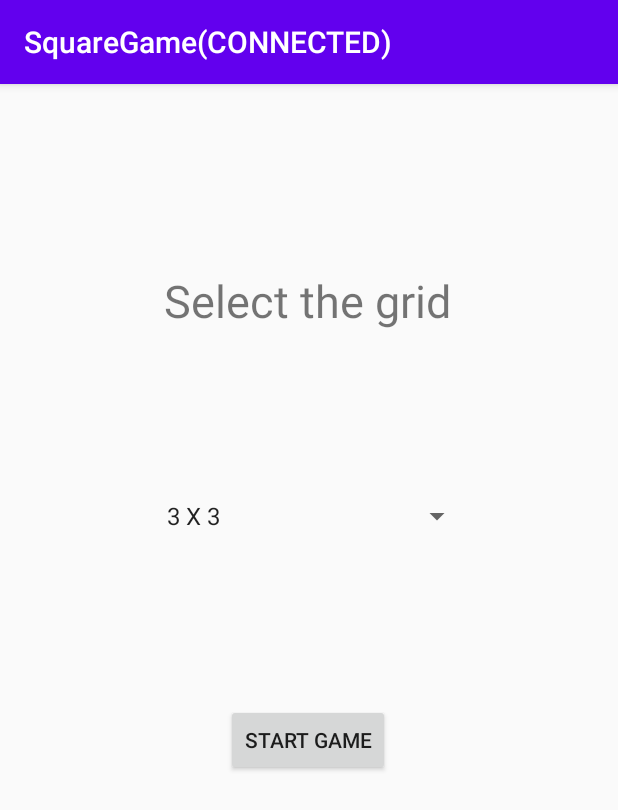
After one commit to romerotac/SquareGame, an Android app: the SelectionPage screen opened directly, with no data from a screen before it, on a phone screen of 412 x 824 dp. The commit adds this screen. Shown: the top 810 px of the screen. Run offline under Robolectric (Android 15) with nearby library versions, the phone set to English and light mode, and no system bars.

Commit message:
Implemented new button from MainActivity that goes to a new page called SelectionPage. On selection page implemented dropdown with three grid selection (3x3,4x4,5x5)

```diff
--- a/app/build.gradle
+++ b/app/build.gradle
@@ -4,9 +4,8 @@ android {
     compileSdkVersion 30
     buildToolsVersion "30.0.3"
 
-    buildFeatures {
-        viewBinding true
-
+    viewBinding {
+        enabled true
     }
 
     defaultConfig {
--- a/app/src/main/AndroidManifest.xml
+++ b/app/src/main/AndroidManifest.xml
@@ -9,6 +9,7 @@
         android:roundIcon="@mipmap/ic_launcher_round"
         android:supportsRtl="true"
         android:theme="@style/AppTheme">
+        <activity android:name=".SelectionPage"></activity>
         <activity android:name=".MainActivity">
             <intent-filter>
                 <action android:name="android.intent.action.MAIN" />
--- a/app/src/main/java/com/example/squaregameconnected/MainActivity.java
+++ b/app/src/main/java/com/example/squaregameconnected/MainActivity.java
@@ -2,13 +2,30 @@ package com.example.squaregameconnected;
 
 import androidx.appcompat.app.AppCompatActivity;
 
+import android.content.Intent;
 import android.os.Bundle;
+import android.view.View;
+import android.widget.Button;
 
 public class MainActivity extends AppCompatActivity {
+    private Button button;
 
     @Override
     protected void onCreate(Bundle savedInstanceState) {
         super.onCreate(savedInstanceState);
         setContentView(R.layout.activity_main);
+
+        button = (Button) findViewById(R.id.button_play);
+        button.setOnClickListener(new View.OnClickListener() {
+            @Override
+            public void onClick(View v) {
+                openSelectionPage();
+            }
+        });
+    }
+
+    public void openSelectionPage() {
+        Intent intent = new Intent(this, SelectionPage.class);
+        startActivity(intent);
     }
 }
--- /dev/null
+++ b/app/src/main/java/com/example/squaregameconnected/SelectionPage.java
@@ -0,0 +1,23 @@
+package com.example.squaregameconnected;
+
+import androidx.appcompat.app.AppCompatActivity;
+
+import android.os.Bundle;
+import android.widget.ArrayAdapter;
+import android.widget.Spinner;
+
+public class SelectionPage extends AppCompatActivity {
+
+    @Override
+    protected void onCreate(Bundle savedInstanceState) {
+        super.onCreate(savedInstanceState);
+        setContentView(R.layout.activity_selection_page);
+
+        Spinner gridSpinner = (Spinner) findViewById(R.id.spinner);
+
+        ArrayAdapter<String> myAdapter = new ArrayAdapter<String>(SelectionPage.this,
+                android.R.layout.simple_list_item_1, getResources().getStringArray(R.array.grid));
+        myAdapter.setDropDownViewResource(android.R.layout.simple_spinner_dropdown_item);
+        gridSpinner.setAdapter(myAdapter);
+    }
+}
--- /dev/null
+++ b/app/src/main/res/layout/activity_selection_page.xml
@@ -0,0 +1,42 @@
+<?xml version="1.0" encoding="utf-8"?>
+<androidx.constraintlayout.widget.ConstraintLayout xmlns:android="http://schemas.android.com/apk/res/android"
+    xmlns:app="http://schemas.android.com/apk/res-auto"
+    xmlns:tools="http://schemas.android.com/tools"
+    android:layout_width="match_parent"
+    android:layout_height="match_parent"
+    tools:context=".SelectionPage">
+
+    <Spinner
+        android:id="@+id/spinner"
+        android:layout_width="220dp"
+        android:layout_height="32dp"
+        android:layout_marginTop="108dp"
+        app:layout_constraintEnd_toEndOf="parent"
+        app:layout_constraintHorizontal_bias="0.497"
+        app:layout_constraintStart_toStartOf="parent"
+        app:layout_constraintTop_toBottomOf="@+id/textView" />
+
+    <Button
+        android:id="@+id/button_game"
+        android:layout_width="wrap_content"
+        android:layout_height="wrap_content"
+        android:text="START GAME"
+        app:layout_constraintBottom_toBottomOf="parent"
+        app:layout_constraintEnd_toEndOf="parent"
+        app:layout_constraintHorizontal_bias="0.498"
+        app:layout_constraintStart_toStartOf="parent"
+        app:layout_constraintTop_toBottomOf="@+id/spinner"
+        app:layout_constraintVertical_bias="0.263" />
+
+    <TextView
+        android:id="@+id/textView"
+        android:layout_width="192dp"
+        android:layout_height="40dp"
+        android:layout_marginTop="124dp"
+        android:text="Select the grid"
+        android:textSize="30sp"
+        app:layout_constraintEnd_toEndOf="parent"
+        app:layout_constraintHorizontal_bias="0.497"
+        app:layout_constraintStart_toStartOf="parent"
+        app:layout_constraintTop_toTopOf="parent" />
+</androidx.constraintlayout.widget.ConstraintLayout>
--- a/app/src/main/res/values/strings.xml
+++ b/app/src/main/res/values/strings.xml
@@ -1,3 +1,10 @@
 <resources>
     <string name="app_name">SquareGame(CONNECTED)</string>
+
+    <string-array name = "grid">
+        <item>3 X 3 </item>
+        <item>4 X 4 </item>
+        <item>5 X 5 </item>
+    </string-array>
+
 </resources>
```
